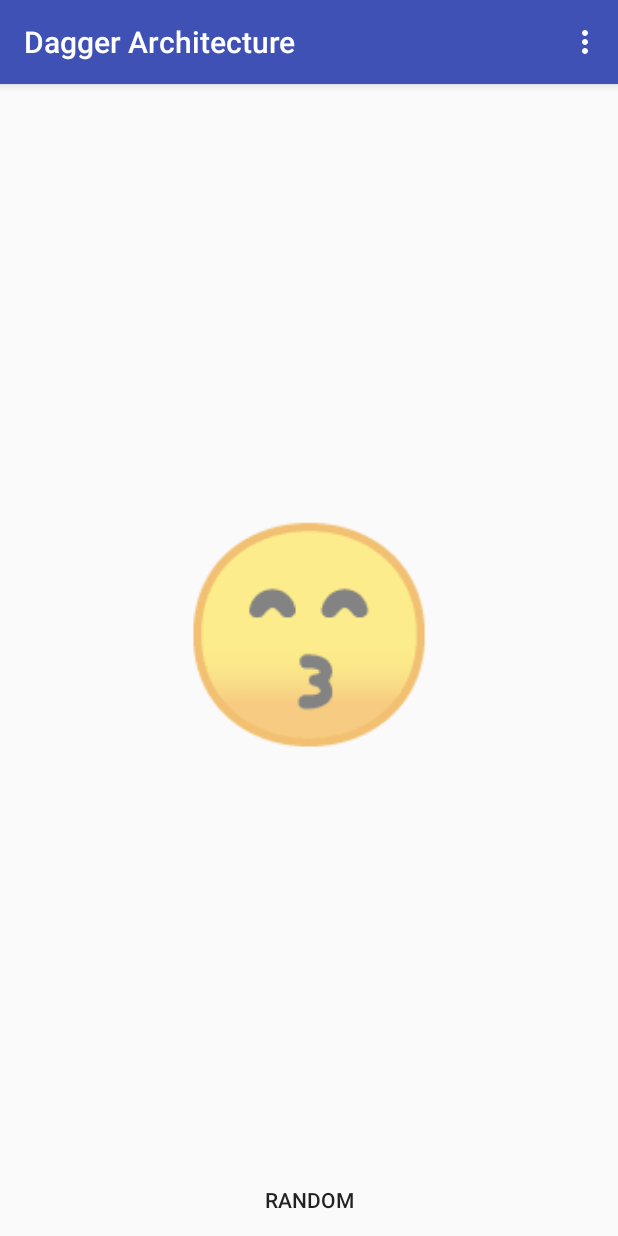
After one commit to maroz92/Dagger-Architecture, an Android app: the RandomActivity screen opened directly, with no data from a screen before it, on a phone screen of 412 x 824 dp. The commit adds this screen. Run offline under Robolectric (Android 15) with nearby library versions, the phone set to English and light mode, and no system bars.

Commit message:
Introducing second activity;

```diff
--- a/app/src/main/AndroidManifest.xml
+++ b/app/src/main/AndroidManifest.xml
@@ -9,13 +9,14 @@
         android:roundIcon="@mipmap/ic_launcher_round"
         android:supportsRtl="true"
         android:theme="@style/AppTheme">
-        <activity android:name=".HostActivity">
+        <activity android:name=".host.HostActivity">
             <intent-filter>
                 <action android:name="android.intent.action.MAIN" />
 
                 <category android:name="android.intent.category.LAUNCHER" />
             </intent-filter>
         </activity>
+        <activity android:name=".random.RandomActivity"></activity>
     </application>
 
 </manifest>
--- /dev/null
+++ b/app/src/main/java/pl/mrozok/daggerarchitecture/Logger.kt
@@ -0,0 +1,10 @@
+package pl.mrozok.daggerarchitecture
+
+import android.util.Log
+
+class Logger {
+
+    fun log(tag: String, message: String) {
+        Log.d(tag, message)
+    }
+}
--- /dev/null
+++ b/app/src/main/java/pl/mrozok/daggerarchitecture/random/RandomActivity.kt
@@ -0,0 +1,42 @@
+package pl.mrozok.daggerarchitecture.random
+
+import android.os.Bundle
+import android.support.v7.app.AppCompatActivity
+import android.view.Menu
+import android.view.MenuItem
+import kotlinx.android.synthetic.main.activity_random.*
+import pl.mrozok.daggerarchitecture.Logger
+import pl.mrozok.daggerarchitecture.R
+
+class RandomActivity : AppCompatActivity() {
+
+    private val logger = Logger()
+    private lateinit var content: RandomContent
+    private val navigator = RandomNavigator(this, supportFragmentManager)
+
+    override fun onCreate(savedInstanceState: Bundle?) {
+        super.onCreate(savedInstanceState)
+        setContentView(R.layout.activity_random)
+
+        content = RandomContent()
+        navigator.openRandomFragment(content.getRandomEmoji())
+        random_get_new.setOnClickListener { onRandomClick() }
+    }
+
+    private fun onRandomClick() {
+        navigator.openRandomFragment(content.getRandomEmoji())
+    }
+
+    override fun onCreateOptionsMenu(menu: Menu?): Boolean {
+        menuInflater.inflate(R.menu.menu, menu)
+        return true
+    }
+
+    override fun onOptionsItemSelected(item: MenuItem): Boolean {
+        if (R.id.menuSwitchActivity == item.itemId) {
+            navigator.openHostActivity()
+            return true
+        }
+        return super.onOptionsItemSelected(item)
+    }
+}
--- /dev/null
+++ b/app/src/main/java/pl/mrozok/daggerarchitecture/random/RandomContent.kt
@@ -0,0 +1,14 @@
+package pl.mrozok.daggerarchitecture.random
+
+import java.util.*
+
+class RandomContent {
+
+    fun getRandomEmoji(): String {
+        Random().run {
+            val random = nextInt(77) + 13
+            val emoji = "1285$random".toInt()
+            return String(Character.toChars(emoji))
+        }
+    }
+}
--- /dev/null
+++ b/app/src/main/java/pl/mrozok/daggerarchitecture/random/RandomFragment.kt
@@ -0,0 +1,38 @@
+package pl.mrozok.daggerarchitecture.random
+
+import android.os.Bundle
+import android.support.v4.app.Fragment
+import android.view.LayoutInflater
+import android.view.View
+import android.view.ViewGroup
+import kotlinx.android.synthetic.main.fragment_random.*
+import pl.mrozok.daggerarchitecture.R
+
+class RandomFragment : Fragment() {
+
+    companion object {
+        private const val EXTRA_EMOJI = "RandomFragment.Emoji"
+
+        fun create(emoji: String): RandomFragment {
+            val bundle = Bundle().apply {
+                putString(EXTRA_EMOJI, emoji)
+            }
+            return RandomFragment().apply {
+                arguments = bundle
+            }
+        }
+    }
+
+    override fun onCreateView(inflater: LayoutInflater,
+                              container: ViewGroup?,
+                              savedInstanceState: Bundle?): View? =
+            inflater.inflate(R.layout.fragment_random, container, false)
+
+    override fun onViewCreated(view: View, savedInstanceState: Bundle?) {
+        super.onViewCreated(view, savedInstanceState)
+
+        arguments?.getString(EXTRA_EMOJI)?.run {
+            random_emoji.text = this
+        }
+    }
+}
--- /dev/null
+++ b/app/src/main/java/pl/mrozok/daggerarchitecture/random/RandomNavigator.kt
@@ -0,0 +1,24 @@
+package pl.mrozok.daggerarchitecture.random
+
+import android.app.Activity
+import android.content.Intent
+import android.support.v4.app.FragmentManager
+import pl.mrozok.daggerarchitecture.R
+import pl.mrozok.daggerarchitecture.host.HostActivity
+
+class RandomNavigator(private val activity: Activity,
+                      private val fragmentManager: FragmentManager) {
+
+    fun openRandomFragment(stringEmoji: String) {
+        fragmentManager.beginTransaction()
+                .replace(R.id.random_content_container, RandomFragment.create(stringEmoji))
+                .commit()
+    }
+
+    fun openHostActivity() {
+        Intent(activity, HostActivity::class.java).run {
+            activity.startActivity(this)
+        }
+        activity.finish()
+    }
+}
--- a/app/src/main/res/layout/activity_host.xml
+++ b/app/src/main/res/layout/activity_host.xml
@@ -4,4 +4,4 @@
     android:id="@+id/host_content_container"
     android:layout_width="match_parent"
     android:layout_height="match_parent"
-    tools:context=".HostActivity" />
+    tools:context=".host.HostActivity" />
--- /dev/null
+++ b/app/src/main/res/layout/activity_random.xml
@@ -0,0 +1,29 @@
+<?xml version="1.0" encoding="utf-8"?>
+<android.support.constraint.ConstraintLayout xmlns:android="http://schemas.android.com/apk/res/android"
+    xmlns:app="http://schemas.android.com/apk/res-auto"
+    xmlns:tools="http://schemas.android.com/tools"
+    android:layout_width="match_parent"
+    android:layout_height="match_parent">
+
+    <LinearLayout
+        android:id="@+id/random_content_container"
+        android:layout_width="match_parent"
+        android:layout_height="0dp"
+        android:orientation="vertical"
+        app:layout_constraintBottom_toTopOf="@+id/random_get_new"
+        app:layout_constraintEnd_toEndOf="parent"
+        app:layout_constraintStart_toStartOf="parent"
+        app:layout_constraintTop_toTopOf="parent"
+        tools:context=".random.RandomActivity" />
+
+    <Button
+        android:id="@id/random_get_new"
+        android:layout_width="match_parent"
+        android:layout_height="wrap_content"
+        android:background="@android:color/transparent"
+        android:text="@string/random"
+        app:layout_constraintBottom_toBottomOf="parent"
+        app:layout_constraintEnd_toEndOf="parent"
+        app:layout_constraintStart_toStartOf="parent" />
+
+</android.support.constraint.ConstraintLayout>
--- /dev/null
+++ b/app/src/main/res/layout/fragment_random.xml
@@ -0,0 +1,13 @@
+<?xml version="1.0" encoding="utf-8"?>
+<FrameLayout xmlns:android="http://schemas.android.com/apk/res/android"
+    android:layout_width="match_parent"
+    android:layout_height="match_parent">
+
+    <TextView
+        android:id="@+id/random_emoji"
+        android:layout_width="wrap_content"
+        android:layout_height="wrap_content"
+        android:layout_gravity="center"
+        android:textSize="140sp" />
+
+</FrameLayout>
--- /dev/null
+++ b/app/src/main/res/menu/menu.xml
@@ -0,0 +1,6 @@
+<?xml version="1.0" encoding="utf-8"?>
+<menu xmlns:android="http://schemas.android.com/apk/res/android">
+    <item
+        android:id="@+id/menuSwitchActivity"
+        android:title="@string/menu_switch_activity" />
+</menu>
--- a/app/src/main/res/values/strings.xml
+++ b/app/src/main/res/values/strings.xml
@@ -1,9 +1,13 @@
 <resources>
     <string name="app_name">Dagger Architecture</string>
+
+    <string name="menu_switch_activity">Switch Activity</string>
 
     <string name="smile">&#128522;</string>
     <string name="bad_day">Bad day?</string>
 
     <string name="sad">&#128543;</string>
     <string name="good_day">Good day?</string>
+
+    <string name="random">Random</string>
 </resources>
--- a/build.gradle
+++ b/build.gradle
@@ -1,4 +1,3 @@
-// Top-level build file where you can add configuration options common to all sub-projects/modules.
 
 buildscript {
     ext.kotlin_version = '1.2.51'
@@ -9,9 +8,6 @@ buildscript {
     dependencies {
         classpath 'com.android.tools.build:gradle:3.1.3'
         classpath "org.jetbrains.kotlin:kotlin-gradle-plugin:$kotlin_version"
-
-        // NOTE: Do not place your application dependencies here; they belong
-        // in the individual module build.gradle files
     }
 }
 
```
Also changed, not shown: app/build.gradle (+1 -6 lines), app/src/main/java/pl/mrozok/daggerarchitecture/HostActivity.kt (deleted, +0 -16 lines), app/src/main/java/pl/mrozok/daggerarchitecture/Navigator.kt (deleted, +0 -21 lines), app/src/main/java/pl/mrozok/daggerarchitecture/host/AwesomeFragment.kt (renamed from app/src/main/java/pl/mrozok/daggerarchitecture/AwesomeFragment.kt, +7 -4 lines), app/src/main/java/pl/mrozok/daggerarchitecture/host/HostActivity.kt (added, +34 -0 lines), app/src/main/java/pl/mrozok/daggerarchitecture/host/HostNavigator.kt (added, +33 -0 lines), app/src/main/java/pl/mrozok/daggerarchitecture/host/NotSoAwesomeFragment.kt (renamed from app/src/main/java/pl/mrozok/daggerarchitecture/NotSoAwesomeFragment.kt, +7 -4 lines), 1 other file.
